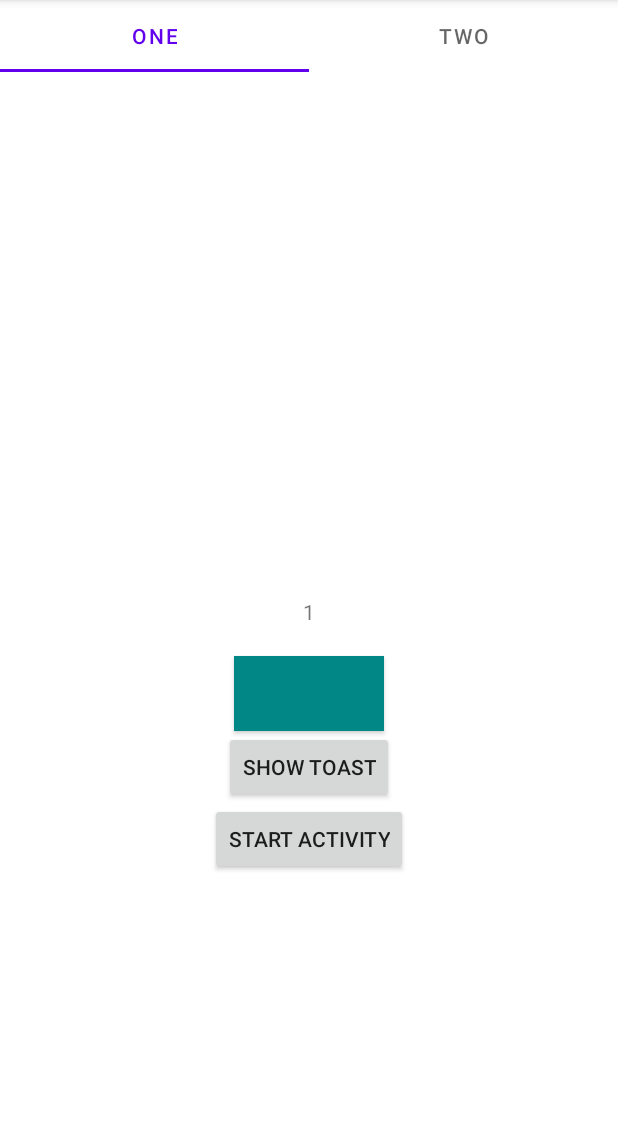
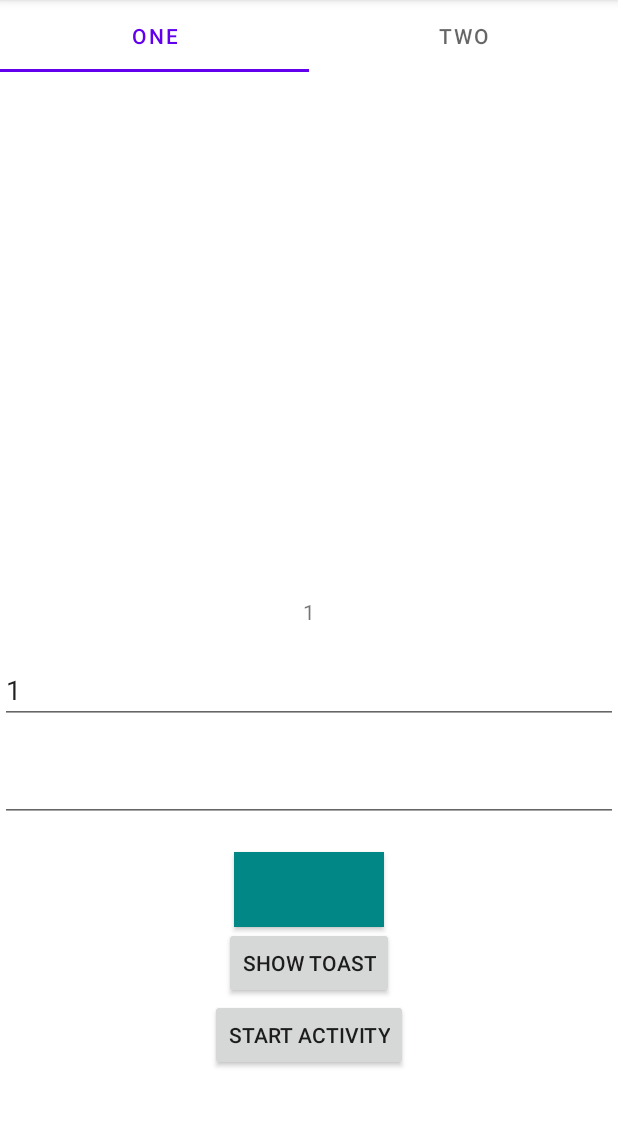
Before and after one commit to ThaoDan2801/AndroidJetpack, an Android app: the screen it shows after launch (ShareVMActivity), after a tap on "SHOW TOAST", on a phone screen of 412 x 824 dp, the part 84-1211 px from its top. Run offline under Robolectric (Android 15) with nearby library versions, the phone set to English and light mode, and no system bars; our stand-ins replace data binding; 1 other tap on this screen came first.

Commit message:
oneWay Data binding and twoWay data binding

```diff
--- a/app/src/main/java/com/glucozo/android_jetpack/view/fragment/OneFragment.kt
+++ b/app/src/main/java/com/glucozo/android_jetpack/view/fragment/OneFragment.kt
@@ -48,9 +48,12 @@ class OneFragment : Fragment() {
         }
 
         viewModel.showToast.observe(viewLifecycleOwner) {
-            it.getContentIfNotHandled()?.let {
-                Toast.makeText(requireContext(), "toast context", Toast.LENGTH_LONG).show()
-            }
+//            it.getContentIfNotHandled()?.let {
+//                Toast.makeText(requireContext(), "toast context", Toast.LENGTH_LONG).show()
+//            }
+
+            viewModel.getText()
+
         }
 //        lifecycleScope.launch {
 //            viewModel.toastChannel.collectLatest {
@@ -58,9 +61,9 @@ class OneFragment : Fragment() {
 //            }
 //        }
 
-//        binding.btn.setOnClickListener {
-//            viewModel.updateNumber()
-//        }
+        binding.btn.setOnClickListener {
+            viewModel.updateNumber()
+        }
 
         binding.startActivty.setOnClickListener {
             viewModel.startActivity()
--- a/app/src/main/java/com/glucozo/android_jetpack/viewmodel/DataViewModel.kt
+++ b/app/src/main/java/com/glucozo/android_jetpack/viewmodel/DataViewModel.kt
@@ -1,5 +1,6 @@
 package com.glucozo.android_jetpack.viewmodel
 
+import android.util.Log
 import androidx.lifecycle.LiveData
 import androidx.lifecycle.MutableLiveData
 import androidx.lifecycle.ViewModel
@@ -34,12 +35,18 @@ class DataViewModel : ViewModel() {
 //    val startActivity : LiveData<Boolean>
         get() = _startActivity
 
+    val message = MutableLiveData<String>()
+
 
     private val _toastChannel = Channel<Boolean> {  }//onetime event co san cua kotlin
     val toastChannel = _toastChannel.receiveAsFlow()
 
     fun updateNumber(){
         _number.value = _number.value!!.plus(1)
+    }
+
+    fun getText(){
+        Log.d("thaont", "current message ${message.value}")
     }
 
     fun showToast(){
--- a/app/src/main/res/layout/fragment_data.xml
+++ b/app/src/main/res/layout/fragment_data.xml
@@ -20,12 +20,26 @@
             android:layout_height="wrap_content"
             android:layout_centerInParent="true"
             android:text="@{String.valueOf(vm.number)}" />
+        <androidx.appcompat.widget.AppCompatEditText
+            android:id="@+id/edit_text"
+            android:layout_marginTop="20dp"
+            android:layout_below="@id/tv_value"
+            android:text="@{String.valueOf(vm.number)}"
+            android:layout_width="match_parent"
+            android:layout_height="wrap_content"/>
+        <androidx.appcompat.widget.AppCompatEditText
+            android:id="@+id/edit_text1"
+            android:layout_marginTop="20dp"
+            android:layout_below="@id/edit_text"
+            android:text="@={vm.message}"
+            android:layout_width="match_parent"
+            android:layout_height="wrap_content"/>
 
         <androidx.appcompat.widget.AppCompatButton
             android:id="@+id/btn"
             android:layout_width="100dp"
             android:layout_height="50dp"
-            android:layout_below="@id/tv_value"
+            android:layout_below="@id/edit_text1"
             android:layout_centerHorizontal="true"
             android:layout_marginTop="20dp"
             android:background="@color/teal_700"
```
